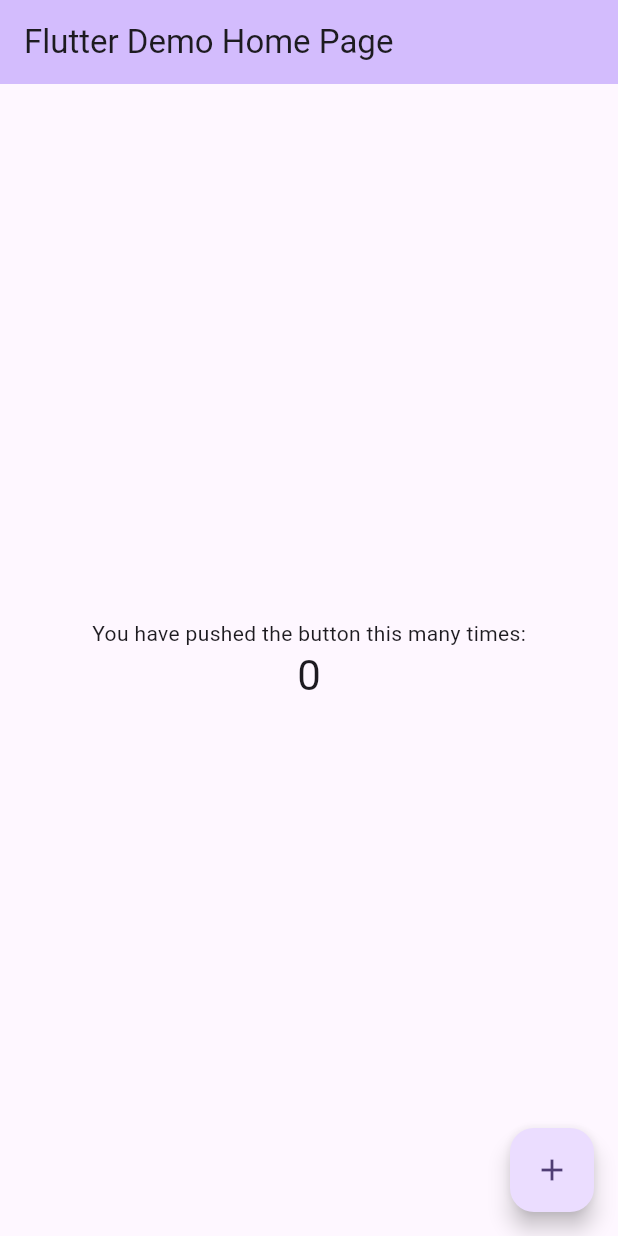
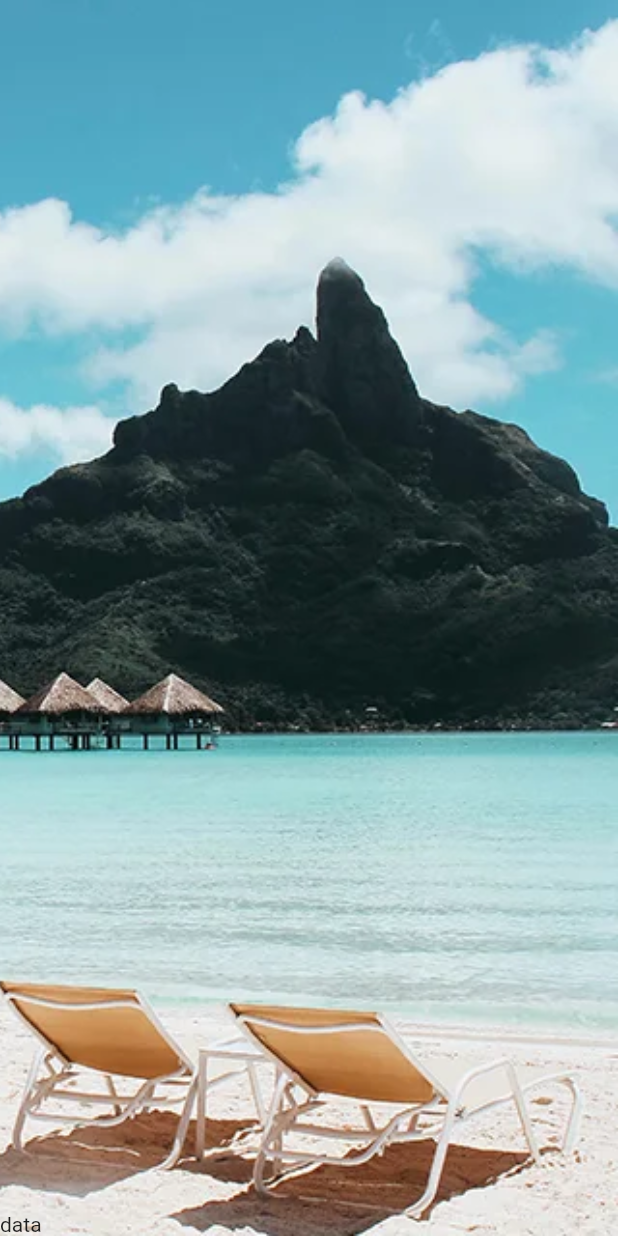
Before and after one commit to BEHAIRYS/HotelsGo, a Flutter app: the screen it shows after launch, on a phone screen of 412 x 824 dp. Run offline on Flutter 3.47's test engine with Material 2 defaults, Android fonts, the light colour scheme and no system bars; our stand-ins replace google_fonts.

Commit message:
Building SearchScreen
Adding SearchScreen and adjusting the themes in the main.dart

```diff
--- /dev/null
+++ b/hotel_go/lib/Screens/SearchScreen.dart
@@ -0,0 +1,30 @@
+import 'package:flutter/material.dart';
+
+class SearchScreen extends StatefulWidget {
+  @override
+  State<StatefulWidget> createState() {
+    return SearchScreen_state();
+  }
+}
+
+class SearchScreen_state extends State<SearchScreen> {
+  @override
+  Widget build(BuildContext context) {
+    return Scaffold(
+      body: Stack(
+        clipBehavior: Clip.hardEdge,
+        fit: StackFit.expand,
+        children: [
+          Image.asset('lib/assets/images/Background.webp',
+              fit: BoxFit.cover, alignment: Alignment.topRight),
+          Positioned(
+            bottom: 0,
+            left: 0,
+            right: 0,
+            child: Text('data'),
+          )
+        ],
+      ),
+    );
+  }
+}
--- a/hotel_go/lib/main.dart
+++ b/hotel_go/lib/main.dart
@@ -1,5 +1,20 @@
 import 'package:flutter/material.dart';
+import 'package:google_fonts/google_fonts.dart';
+import 'package:hotel_go/Screens/SearchScreen.dart';
 
+final colorScheme = ColorScheme.fromSeed(
+  seedColor: Colors.blueAccent,
+  brightness: Brightness.light,
+);
+final theme = ThemeData().copyWith(
+  useMaterial3: true,
+  colorScheme: colorScheme,
+  cardColor: Colors.white60,
+  cardTheme: const CardTheme(
+    clipBehavior: Clip.hardEdge,
+    shadowColor: Colors.black45,
+  ),
+);
 void main() {
   runApp(const MyApp());
 }
@@ -7,119 +22,12 @@ void main() {
 class MyApp extends StatelessWidget {
   const MyApp({super.key});
 
-  // This widget is the root of your application.
   @override
   Widget build(BuildContext context) {
     return MaterialApp(
-      title: 'Flutter Demo',
-      theme: ThemeData(
-        // This is the theme of your application.
-        //
-        // TRY THIS: Try running your application with "flutter run". You'll see
-        // the application has a blue toolbar. Then, without quitting the app,
-        // try changing the seedColor in the colorScheme below to Colors.green
-        // and then invoke "hot reload" (save your changes or press the "hot
-        // reload" button in a Flutter-supported IDE, or press "r" if you used
-        // the command line to start the app).
-        //
-        // Notice that the counter didn't reset back to zero; the application
-        // state is not lost during the reload. To reset the state, use hot
-        // restart instead.
-        //
-        // This works for code too, not just values: Most code changes can be
-        // tested with just a hot reload.
-        colorScheme: ColorScheme.fromSeed(seedColor: Colors.deepPurple),
-        useMaterial3: true,
-      ),
-      home: const MyHomePage(title: 'Flutter Demo Home Page'),
+      theme: theme,
+      title: 'Hotels Go',
+      home: SearchScreen(),
     );
   }
 }
-
-class MyHomePage extends StatefulWidget {
-  const MyHomePage({super.key, required this.title});
-
-  // This widget is the home page of your application. It is stateful, meaning
-  // that it has a State object (defined below) that contains fields that affect
-  // how it looks.
-
-  // This class is the configuration for the state. It holds the values (in this
-  // case the title) provided by the parent (in this case the App widget) and
-  // used by the build method of the State. Fields in a Widget subclass are
-  // always marked "final".
-
-  final String title;
-
-  @override
-  State<MyHomePage> createState() => _MyHomePageState();
-}
-
-class _MyHomePageState extends State<MyHomePage> {
-  int _counter = 0;
-
-  void _incrementCounter() {
-    setState(() {
-      // This call to setState tells the Flutter framework that something has
-      // changed in this State, which causes it to rerun the build method below
-      // so that the display can reflect the updated values. If we changed
-      // _counter without calling setState(), then the build method would not be
-      // called again, and so nothing would appear to happen.
-      _counter++;
-    });
-  }
-
-  @override
-  Widget build(BuildContext context) {
-    // This method is rerun every time setState is called, for instance as done
-    // by the _incrementCounter method above.
-    //
-    // The Flutter framework has been optimized to make rerunning build methods
-    // fast, so that you can just rebuild anything that needs updating rather
-    // than having to individually change instances of widgets.
-    return Scaffold(
-      appBar: AppBar(
-        // TRY THIS: Try changing the color here to a specific color (to
-        // Colors.amber, perhaps?) and trigger a hot reload to see the AppBar
-        // change color while the other colors stay the same.
-        backgroundColor: Theme.of(context).colorScheme.inversePrimary,
-        // Here we take the value from the MyHomePage object that was created by
-        // the App.build method, and use it to set our appbar title.
-        title: Text(widget.title),
-      ),
-      body: Center(
-        // Center is a layout widget. It takes a single child and positions it
-        // in the middle of the parent.
-        child: Column(
-          // Column is also a layout widget. It takes a list of children and
-          // arranges them vertically. By default, it sizes itself to fit its
-          // children horizontally, and tries to be as tall as its parent.
-          //
-          // Column has various properties to control how it sizes itself and
-          // how it positions its children. Here we use mainAxisAlignment to
-          // center the children vertically; the main axis here is the vertical
-          // axis because Columns are vertical (the cross axis would be
-          // horizontal).
-          //
-          // TRY THIS: Invoke "debug painting" (choose the "Toggle Debug Paint"
-          // action in the IDE, or press "p" in the console), to see the
-          // wireframe for each widget.
-          mainAxisAlignment: MainAxisAlignment.center,
-          children: <Widget>[
-            const Text(
-              'You have pushed the button this many times:',
-            ),
-            Text(
-              '$_counter',
-              style: Theme.of(context).textTheme.headlineMedium,
-            ),
-          ],
-        ),
-      ),
-      floatingActionButton: FloatingActionButton(
-        onPressed: _incrementCounter,
-        tooltip: 'Increment',
-        child: const Icon(Icons.add),
-      ), // This trailing comma makes auto-formatting nicer for build methods.
-    );
-  }
-}
--- a/hotel_go/pubspec.yaml
+++ b/hotel_go/pubspec.yaml
@@ -35,6 +35,7 @@ dependencies:
   # The following adds the Cupertino Icons font to your application.
   # Use with the CupertinoIcons class for iOS style icons.
   cupertino_icons: ^1.0.2
+  google_fonts: ^6.1.0
 
 dev_dependencies:
   flutter_test:
@@ -59,9 +60,8 @@ flutter:
   uses-material-design: true
 
   # To add assets to your application, add an assets section, like this:
-  # assets:
-  #   - images/a_dot_burr.jpeg
-  #   - images/a_dot_ham.jpeg
+  assets:
+     - lib/assets/images/Background.webp
 
   # An image asset can refer to one or more resolution-specific "variants", see
   # https://flutter.dev/assets-and-images/#resolution-aware
```
Also changed, not shown: hotel_go/lib/assets/images/Background.webp (added), hotel_go/pubspec.lock, 1 other file.
